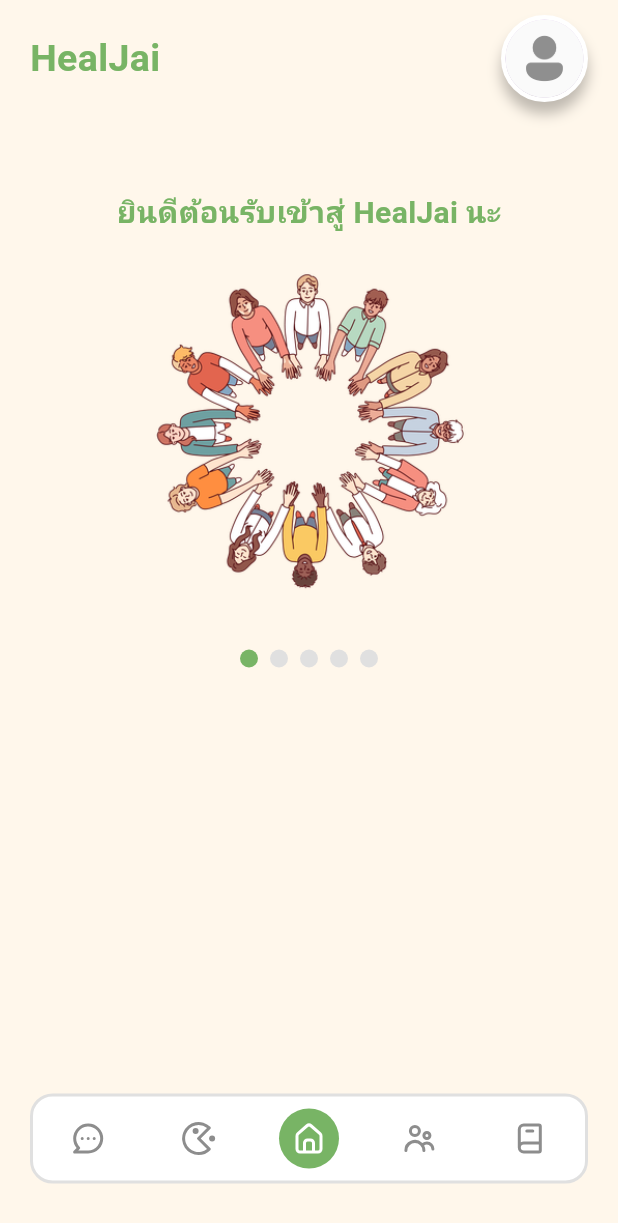
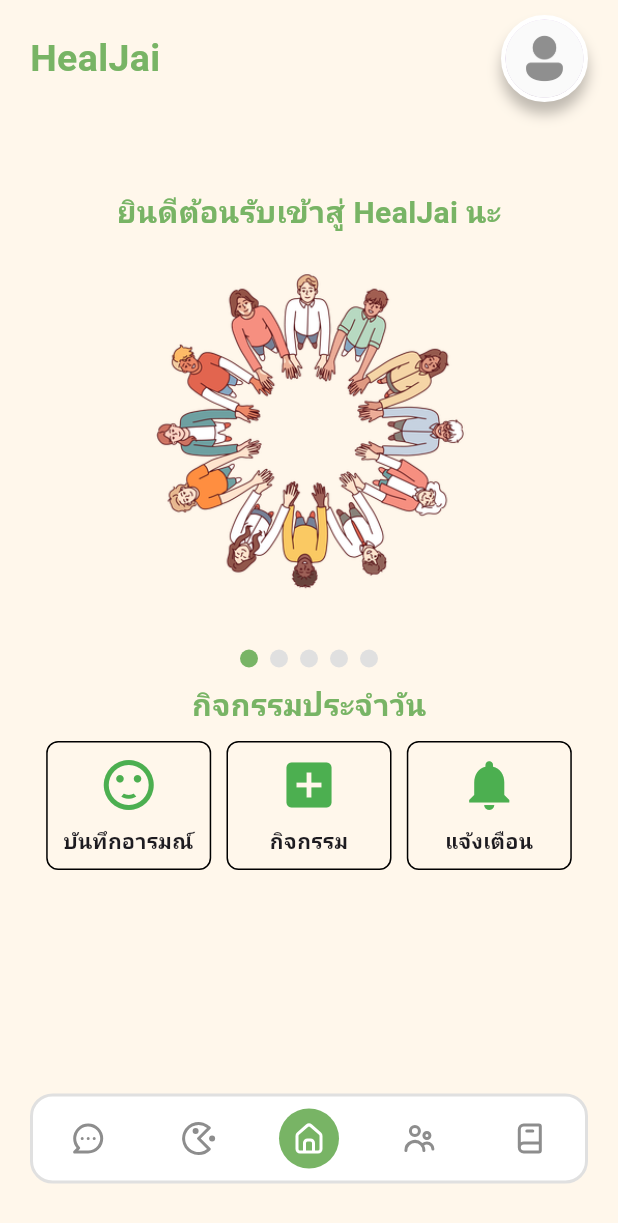
Before and after one commit to Anthony19064/HealJai_App, a Flutter app: the screen it shows after launch, on a phone screen of 412 x 824 dp. Shown: the top 1223 px of the screen. Run offline on Flutter 3.47's test engine with Material 3 defaults, Android fonts, the phone set to English and light mode, and no system bars; drawn by our look-alikes of carousel_slider, smooth_page_indicator; our stand-ins replace animate_do, firebase_auth, firebase_core, flutter_dotenv, flutter_svg, go_router and 4 more; accounts and stored records are empty; Roboto replaces fonts that are missing (Mali).

Commit message:
test box in home

```diff
--- a/lib/Widgets/WelcomeSection.dart
+++ b/lib/Widgets/WelcomeSection.dart
@@ -75,3 +75,35 @@ class _QuoteTemplateState extends State<QuoteTemplate> {
     );
   }
 }
+
+
+class DailyActivityCard extends StatelessWidget{
+  final String title;
+  final IconData icon;
+
+  const DailyActivityCard({Key? key, required this.title,required this.icon}): super(key: key);
+
+  @override
+  Widget build(BuildContext context) {
+     return Container(
+      width: 110,
+      padding: EdgeInsets.all(8),
+      decoration: BoxDecoration(
+        border: Border.all(color: const Color.fromARGB(255, 0, 0, 0)),
+        borderRadius: BorderRadius.circular(8),
+      ),
+      child: Column(
+        mainAxisSize: MainAxisSize.min,
+        children: [
+          Icon(icon,size:40, color: Colors.green,),
+          SizedBox(height: 8),
+          Text(
+            title,
+            textAlign: TextAlign.center,
+            style: TextStyle(fontSize:14,fontWeight:FontWeight.bold),
+          )
+        ],
+      ),
+    );
+  }
+}
--- a/lib/screens/home_screen.dart
+++ b/lib/screens/home_screen.dart
@@ -1,9 +1,11 @@
 import 'package:flutter/material.dart';
 import 'package:animate_do/animate_do.dart';
 import 'package:carousel_slider/carousel_slider.dart';
+import 'package:google_fonts/google_fonts.dart';
 import 'package:smooth_page_indicator/smooth_page_indicator.dart';
 
 import '../Widgets/WelcomeSection.dart';
+
 
 
 
@@ -62,6 +64,26 @@ class _HomeScreenState extends State<HomeScreen> {
                   CarouselController.animateToPage(index);
                 },
               ),
+              SizedBox(height: 10),
+              Text(
+                "กิจกรรมประจำวัน",
+                style: GoogleFonts.mali(
+                  color: Color(0xFF78B465),
+                  fontWeight: FontWeight.w700,
+                  fontSize: 20,
+                ),
+              ),
+              SizedBox(height: 10),
+              // ใช้ Row สำหรับกิจกรรม
+              Row(
+                mainAxisAlignment: MainAxisAlignment.spaceEvenly,
+                children: [
+                  // ใช้ DailyActivityCard แทน _buildActivityCard
+                  DailyActivityCard(title: 'บันทึกอารมณ์', icon: Icons.sentiment_satisfied),
+                  DailyActivityCard(title: 'กิจกรรม', icon: Icons.add_box),
+                  DailyActivityCard(title: 'แจ้งเตือน', icon: Icons.notifications),
+                ],
+              ),
             ],
           ),
         ),
```
Also changed, not shown: pubspec.lock.
